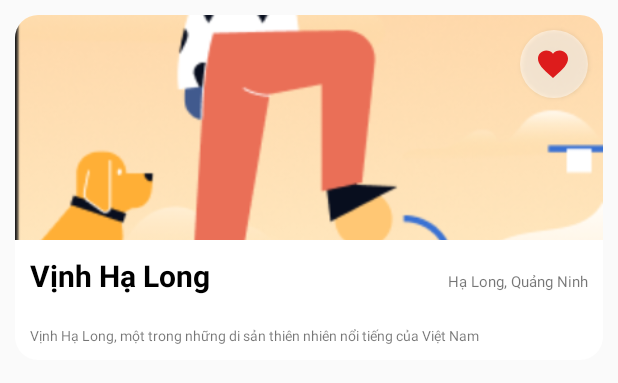
After one commit to Jainan21/TravelTicker, an Android app: the layout sanpham_view_holder.xml on its own in the app's theme, with its tools: preview values and no code run, on a phone screen of 412 x 824 dp. The commit adds this screen. Shown: the top 383 px of the screen. Run offline under Robolectric (Android 15) with nearby library versions, the phone set to English and light mode, and no system bars.

Commit message:
favorites

```diff
--- /dev/null
+++ b/app/src/main/res/drawable/favorite_24.xml
@@ -0,0 +1,5 @@
+<vector xmlns:android="http://schemas.android.com/apk/res/android" android:height="24dp" android:tint="#DD1C1C" android:viewportHeight="24" android:viewportWidth="24" android:width="24dp">
+
+    <path android:fillColor="@android:color/white" android:pathData="M12,21.35l-1.45,-1.32C5.4,15.36 2,12.28 2,8.5 2,5.42 4.42,3 7.5,3c1.74,0 3.41,0.81 4.5,2.09C13.09,3.81 14.76,3 16.5,3 19.58,3 22,5.42 22,8.5c0,3.78 -3.4,6.86 -8.55,11.54L12,21.35z"/>
+
+</vector>
--- /dev/null
+++ b/app/src/main/res/drawable/rounded_btnfavo.xml
@@ -0,0 +1,14 @@
+<?xml version="1.0" encoding="utf-8"?>
+<layer-list xmlns:android="http://schemas.android.com/apk/res/android">
+    <item>
+        <shape android:shape="rectangle">
+            <solid android:color="#80FFFFFF"/> <!-- Màu nền đục -->
+            <corners android:radius="100dp"/> <!-- Bán kính bo góc -->
+        </shape>
+    </item>
+    <item>
+        <shape android:shape="rectangle">
+            <corners android:radius="100dp"/> <!-- Bán kính bo góc cho viền -->
+        </shape>
+    </item>
+</layer-list>
--- /dev/null
+++ b/app/src/main/res/drawable/rounded_image.xml
@@ -0,0 +1,9 @@
+<?xml version="1.0" encoding="utf-8"?>
+<shape xmlns:android="http://schemas.android.com/apk/res/android">
+    <solid android:color="#FFFFFF"/> <!-- Màu nền nếu cần -->
+    <corners
+        android:topLeftRadius="15dp"
+        android:topRightRadius="15dp"
+        android:bottomLeftRadius="0dp"
+        android:bottomRightRadius="0dp"/>
+</shape>
--- /dev/null
+++ b/app/src/main/res/drawable/rounded_prod.xml
@@ -0,0 +1,9 @@
+<?xml version="1.0" encoding="utf-8"?>
+<shape xmlns:android="http://schemas.android.com/apk/res/android">
+    <solid android:color="#FFFFFF"/> <!-- Màu nền nếu cần -->
+    <corners
+        android:topLeftRadius="15dp"
+        android:topRightRadius="15dp"
+        android:bottomLeftRadius="15dp"
+        android:bottomRightRadius="15dp"/>
+</shape>
--- /dev/null
+++ b/app/src/main/res/layout/sanpham_view_holder.xml
@@ -0,0 +1,67 @@
+<?xml version="1.0" encoding="utf-8"?>
+<LinearLayout xmlns:android="http://schemas.android.com/apk/res/android"
+    xmlns:app="http://schemas.android.com/apk/res-auto"
+    xmlns:tools="http://schemas.android.com/tools"
+    android:layout_width="match_parent"
+    android:layout_height="wrap_content"
+    android:orientation="vertical"
+    android:layout_margin="10dp"
+    android:background="@drawable/rounded_prod">
+
+    <FrameLayout
+        android:layout_width="match_parent"
+        android:layout_height="match_parent">
+
+        <ImageView
+            android:id="@+id/imgPost"
+            android:layout_width="match_parent"
+            android:layout_height="150dp"
+            android:background="@drawable/rounded_image"
+            android:clipToOutline="true"
+            android:src="@drawable/img"
+            android:scaleType="centerCrop"/>
+
+        <Button
+            android:id="@+id/btnHasFavo"
+            android:layout_width="45dp"
+            android:layout_height="45dp"
+            android:layout_gravity="end"
+            android:layout_margin="10dp"
+            android:paddingLeft="10dp"
+            android:background="@drawable/rounded_btnfavo"
+            android:drawableStart="@drawable/favorite_24"/>
+
+    </FrameLayout>
+    <LinearLayout
+        android:layout_width="match_parent"
+        android:layout_height="wrap_content"
+        android:orientation="horizontal"
+        android:padding="10dp">
+        <TextView
+            android:id="@+id/txtTieuDe"
+            android:layout_width="match_parent"
+            android:layout_height="wrap_content"
+            android:textStyle="bold"
+            android:layout_weight="1"
+            android:text="Vịnh Hạ Long"
+            android:textColor="@color/black"
+            android:textSize="20sp"/>
+        <TextView
+            android:id="@+id/txtDiaChi"
+            android:layout_width="match_parent"
+            android:layout_height="wrap_content"
+            android:layout_weight="1"
+            android:textSize="10sp"
+            android:gravity="end"
+            android:text="Hạ Long, Quảng Ninh"/>
+    </LinearLayout>
+    <TextView
+        android:id="@+id/txtTomTat"
+        android:layout_width="match_parent"
+        android:layout_height="wrap_content"
+        android:padding="10dp"
+        android:maxLines="2"
+        android:textSize="9sp"
+        android:text="Vịnh Hạ Long, một trong những di sản thiên nhiên nổi tiếng của Việt Nam"/>
+
+</LinearLayout>
```
Also changed, not shown: app/src/main/java/com/example/travelticker/Adapter/PostAdapter.java (added, +64 -0 lines), app/src/main/java/com/example/travelticker/Fragment/FavoritesFragment.java (added, +48 -0 lines), app/src/main/java/com/example/travelticker/MainActivity.java (+8 -0 lines), app/src/main/java/com/example/travelticker/Model/Post.java (added, +91 -0 lines), app/src/main/res/layout/activity_main.xml (+13 -9 lines), app/src/main/res/layout/favorites_fragment.xml (added, +12 -0 lines).
